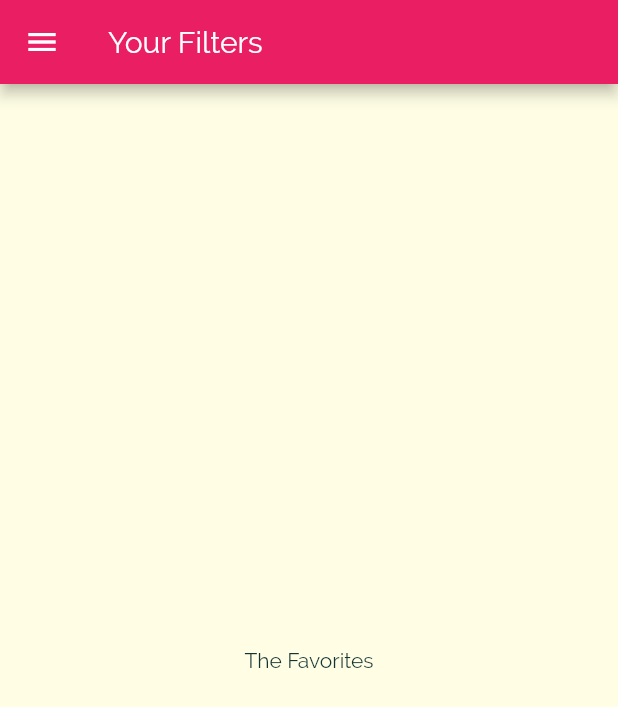
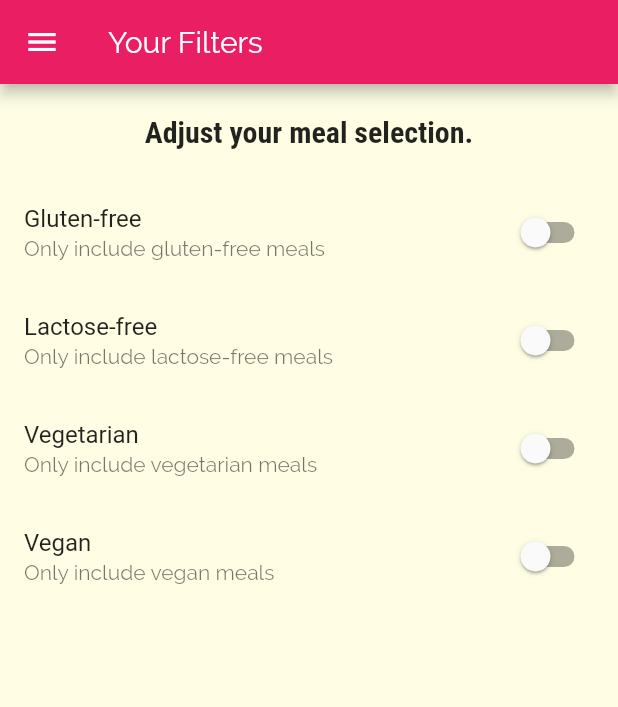
Before and after one commit to zyy55/-Flutter-Dart---The-Complete-Guide, a Flutter app: the FiltersScreen screen opened by its route, on a phone screen of 412 x 824 dp. Shown: the top 707 px of the screen. Run offline on Flutter 3.47's test engine with Material 2 defaults, Android fonts, the phone set to English and light mode, and no system bars.

Commit message:
Adding Filtering Switches

```diff
--- a/lib/screens/filters_screen.dart
+++ b/lib/screens/filters_screen.dart
@@ -1,8 +1,35 @@
 import 'package:flutter/material.dart';
 import '../widgets/main_drawer.dart';
 
-class FiltersScreen extends StatelessWidget {
+class FiltersScreen extends StatefulWidget {
   static const routeName = '/filters';
+
+  @override
+  _FiltersScreenState createState() => _FiltersScreenState();
+}
+
+class _FiltersScreenState extends State<FiltersScreen> {
+  var _glutenFree = false;
+  var _vegetarian = false;
+  var _vegan = false;
+  var _lactoseFree = false;
+
+  Widget _buildSwitchListTile(
+    String title,
+    String description,
+    bool currentValue,
+    Function updateValue,
+  ) {
+    return SwitchListTile(
+      title: Text(title),
+      value: currentValue,
+      subtitle: Text(
+        description,
+      ),
+      onChanged: updateValue,
+    );
+  }
+
   @override
   Widget build(BuildContext context) {
     return Scaffold(
@@ -12,8 +39,70 @@ class FiltersScreen extends StatelessWidget {
       //when we don't want to go back, we can comment this
       //in the situation of, after login disapear the option to go back
       drawer: MainDrawer(),
-      body: Center(
-        child: Text('The Favorites'),
+      body: Column(
+        children: [
+          Container(
+            padding: EdgeInsets.all(20),
+            child: Text(
+              'Adjust your meal selection.',
+              style: Theme.of(context).textTheme.headline6,
+            ),
+          ),
+          Expanded(
+            child: ListView(
+              children: [
+                _buildSwitchListTile(
+                  'Gluten-free',
+                  'Only include gluten-free meals',
+                  _glutenFree,
+                  (newValue) {
+                    setState(
+                      () {
+                        _glutenFree = newValue;
+                      },
+                    );
+                  },
+                ),
+                _buildSwitchListTile(
+                  'Lactose-free',
+                  'Only include lactose-free meals',
+                  _lactoseFree,
+                  (newValue) {
+                    setState(
+                      () {
+                        _lactoseFree = newValue;
+                      },
+                    );
+                  },
+                ),
+                _buildSwitchListTile(
+                  'Vegetarian',
+                  'Only include vegetarian meals',
+                  _vegetarian,
+                  (newValue) {
+                    setState(
+                      () {
+                        _vegetarian = newValue;
+                      },
+                    );
+                  },
+                ),
+                _buildSwitchListTile(
+                  'Vegan',
+                  'Only include vegan meals',
+                  _vegan,
+                  (newValue) {
+                    setState(
+                      () {
+                        _vegan = newValue;
+                      },
+                    );
+                  },
+                ),
+              ],
+            ),
+          ),
+        ],
       ),
     );
   }
```
